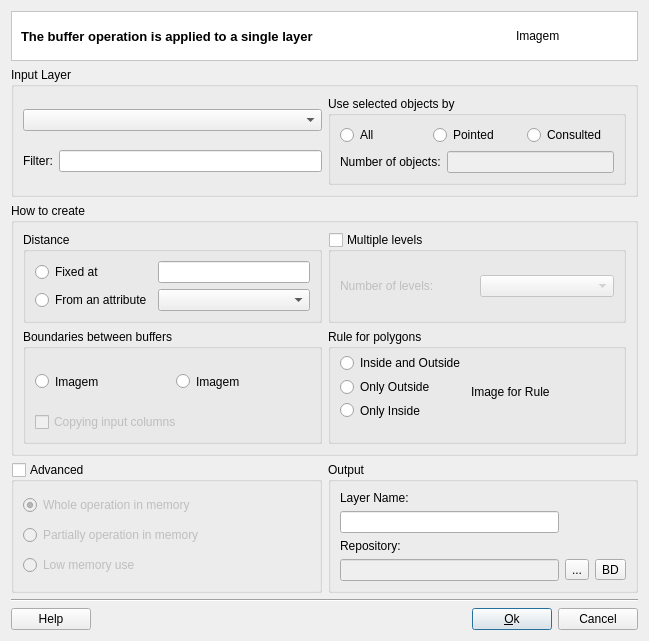
Old version of the form src/terralib/vp/qt/ui/BufferDialogForm.ui in the repository claudiobogossian/terralib5.
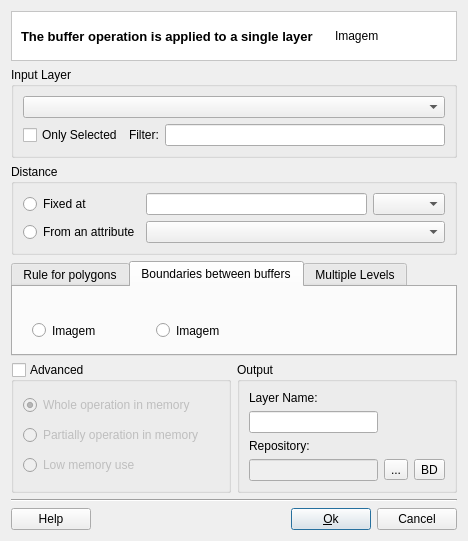
New version of the form. The open tabs and pages were chosen to show the change.

Patch:
```diff
--- a/src/terralib/vp/qt/ui/BufferDialogForm.ui
+++ b/src/terralib/vp/qt/ui/BufferDialogForm.ui
@@ -6,137 +6,175 @@
    <rect>
     <x>0</x>
     <y>0</y>
-    <width>649</width>
-    <height>583</height>
+    <width>468</width>
+    <height>541</height>
    </rect>
   </property>
   <property name="windowTitle">
    <string>Dialog</string>
   </property>
-  <layout class="QGridLayout" name="gridLayout_13">
-   <item row="5" column="0" colspan="2">
-    <layout class="QGridLayout" name="gridLayout_2">
+  <layout class="QGridLayout" name="gridLayout_15">
+   <item row="0" column="0">
+    <layout class="QGridLayout" name="gridLayout_12">
+     <item row="0" column="0" colspan="2">
+      <widget class="QFrame" name="frame_2">
+       <property name="styleSheet">
+        <string notr="true">QWidget { background: white }</string>
+       </property>
+       <property name="frameShape">
+        <enum>QFrame::StyledPanel</enum>
+       </property>
+       <property name="frameShadow">
+        <enum>QFrame::Sunken</enum>
+       </property>
+       <layout class="QGridLayout" name="gridLayout" columnstretch="1,0">
+        <property name="topMargin">
+         <number>0</number>
+        </property>
+        <property name="bottomMargin">
+         <number>0</number>
+        </property>
+        <property name="horizontalSpacing">
+         <number>9</number>
+        </property>
      <item row="0" column="1">
-      <spacer name="horizontalSpacer">
-       <property name="orientation">
-        <enum>Qt::Horizontal</enum>
-       </property>
-       <property name="sizeHint" stdset="0">
+         <widget class="QLabel" name="m_imgLabel">
+          <property name="minimumSize">
+           <size>
+            <width>112</width>
+            <height>48</height>
+           </size>
+          </property>
+          <property name="maximumSize">
         <size>
-         <width>40</width>
-         <height>20</height>
-        </size>
-       </property>
-      </spacer>
-     </item>
-     <item row="0" column="2">
-      <widget class="QPushButton" name="m_okPushButton">
+            <width>48</width>
+            <height>48</height>
+           </size>
+          </property>
        <property name="text">
-        <string>&amp;Ok</string>
+           <string>Imagem</string>
        </property>
       </widget>
      </item>
      <item row="0" column="0">
-      <widget class="QPushButton" name="m_helpPushButton">
-       <property name="text">
-        <string>Help</string>
-       </property>
-      </widget>
-     </item>
-     <item row="0" column="3">
-      <widget class="QPushButton" name="m_cancelPushButton">
+         <widget class="QLabel" name="m_datasourceTypeTitleLabel">
+          <property name="font">
+           <font>
+            <pointsize>10</pointsize>
+            <weight>75</weight>
+            <bold>true</bold>
+           </font>
+          </property>
        <property name="text">
-        <string>Cancel</string>
+           <string>The buffer operation is applied to a single layer</string>
        </property>
       </widget>
      </item>
     </layout>
-   </item>
-   <item row="4" column="0" colspan="2">
-    <widget class="Line" name="line_2">
-     <property name="orientation">
-      <enum>Qt::Horizontal</enum>
-     </property>
-    </widget>
-   </item>
-   <item row="3" column="0">
-    <widget class="QGroupBox" name="m_advancedOptionsGroupBox">
-     <property name="sizePolicy">
-      <sizepolicy hsizetype="MinimumExpanding" vsizetype="Preferred">
-       <horstretch>0</horstretch>
-       <verstretch>0</verstretch>
-      </sizepolicy>
-     </property>
+      </widget>
+     </item>
+     <item row="1" column="0" colspan="2">
+      <widget class="QGroupBox" name="m_inputGroupBox">
      <property name="title">
-      <string>Advanced</string>
-     </property>
-     <property name="flat">
-      <bool>false</bool>
-     </property>
-     <property name="checkable">
-      <bool>true</bool>
-     </property>
-     <property name="checked">
-      <bool>false</bool>
-     </property>
-     <layout class="QVBoxLayout" name="verticalLayout">
-      <item>
-       <widget class="QRadioButton" name="m_wholeMemRadioButton">
-        <property name="toolTip">
-         <string>operation with all layers in memory</string>
-        </property>
-        <property name="text">
-         <string>Whole operation in memory</string>
-        </property>
-        <property name="checked">
-         <bool>true</bool>
-        </property>
-       </widget>
-      </item>
-      <item>
-       <widget class="QRadioButton" name="m_partiallyMemRadioButton">
-        <property name="toolTip">
-         <string>operation with only one layer in memory</string>
-        </property>
+        <string>Input Layer</string>
+       </property>
+       <layout class="QGridLayout" name="gridLayout_6">
+        <item row="0" column="0">
+         <layout class="QGridLayout" name="gridLayout_5">
+          <item row="0" column="0">
+           <widget class="QComboBox" name="m_layersComboBox"/>
+          </item>
+          <item row="1" column="0">
+           <layout class="QGridLayout" name="gridLayout_4">
+            <item row="0" column="0">
+             <widget class="QCheckBox" name="m_onlySelectedCheckBox">
         <property name="text">
-         <string>Partially operation in memory</string>
+               <string>Only Selected</string>
         </property>
        </widget>
       </item>
-      <item>
-       <widget class="QRadioButton" name="m_lowMemRadioButton">
-        <property name="toolTip">
-         <string>operation without memory use</string>
-        </property>
+            <item row="0" column="1">
+             <widget class="QLabel" name="m_filterLabel">
         <property name="text">
-         <string>Low memory use</string>
-        </property>
-       </widget>
+               <string>Filter:</string>
+              </property>
+             </widget>
+            </item>
+            <item row="0" column="2">
+             <widget class="QLineEdit" name="m_filterLineEdit"/>
+            </item>
+           </layout>
+          </item>
+         </layout>
       </item>
      </layout>
     </widget>
    </item>
    <item row="2" column="0" colspan="2">
-    <widget class="QGroupBox" name="m_HowCreateGroupBox">
+      <widget class="QGroupBox" name="m_distanceGroupBox">
      <property name="title">
-      <string>How to create</string>
-     </property>
-     <layout class="QGridLayout" name="gridLayout_9">
-      <item row="1" column="1">
-       <widget class="QGroupBox" name="m_rulePolygonsGroupBox">
-        <property name="title">
+        <string>Distance</string>
+       </property>
+       <layout class="QGridLayout" name="gridLayout_18">
+        <item row="0" column="0">
+         <widget class="QRadioButton" name="m_fixedRadioButton">
+          <property name="text">
+           <string>Fixed at</string>
+          </property>
+         </widget>
+        </item>
+        <item row="0" column="1" rowspan="2">
+         <layout class="QGridLayout" name="gridLayout_17">
+          <item row="0" column="0">
+           <layout class="QGridLayout" name="gridLayout_8">
+            <item row="0" column="0">
+             <widget class="QLineEdit" name="m_fixedDistanceLineEdit"/>
+            </item>
+            <item row="0" column="1">
+             <widget class="QComboBox" name="m_fromAttDistanceComboBox_2"/>
+            </item>
+           </layout>
+          </item>
+          <item row="1" column="0">
+           <widget class="QComboBox" name="m_fromAttDistanceComboBox"/>
+          </item>
+         </layout>
+        </item>
+        <item row="1" column="0">
+         <widget class="QRadioButton" name="m_fromAttRadioButton">
+          <property name="text">
+           <string>From an attribute</string>
+          </property>
+         </widget>
+        </item>
+       </layout>
+      </widget>
+     </item>
+     <item row="3" column="0" colspan="2">
+      <widget class="QTabWidget" name="tabWidget">
+       <property name="currentIndex">
+        <number>2</number>
+       </property>
+       <widget class="QWidget" name="m_rulePolTab">
+        <attribute name="title">
          <string>Rule for polygons</string>
-        </property>
+        </attribute>
         <widget class="QWidget" name="">
          <property name="geometry">
           <rect>
-           <x>12</x>
-           <y>25</y>
-           <width>271</width>
-           <height>65</height>
+           <x>9</x>
+           <y>9</y>
+           <width>280</width>
+           <height>74</height>
           </rect>
          </property>
-         <layout class="QGridLayout" name="gridLayout_12">
+         <layout class="QGridLayout" name="gridLayout_7">
+          <property name="leftMargin">
+           <number>10</number>
+          </property>
+          <property name="topMargin">
+           <number>10</number>
+          </property>
           <item row="0" column="0">
            <widget class="QRadioButton" name="m_ruleInOutRadioButton">
             <property name="text">
@@ -180,77 +218,27 @@
          </layout>
         </widget>
        </widget>
-      </item>
-      <item row="0" column="0">
-       <widget class="QGroupBox" name="m_distanceGroupBox">
-        <property name="title">
-         <string>Distance</string>
-        </property>
-        <layout class="QGridLayout" name="gridLayout_8">
-         <item row="0" column="0">
-          <widget class="QRadioButton" name="m_fixedRadioButton">
-           <property name="text">
-            <string>Fixed at</string>
-           </property>
-          </widget>
-         </item>
-         <item row="0" column="1">
-          <widget class="QLineEdit" name="m_fixedDistanceLineEdit"/>
-         </item>
-         <item row="1" column="0">
-          <widget class="QRadioButton" name="m_fromAttRadioButton">
-           <property name="text">
-            <string>From an attribute</string>
-           </property>
-          </widget>
-         </item>
-         <item row="1" column="1">
-          <widget class="QComboBox" name="m_fromAttDistanceComboBox"/>
-         </item>
-        </layout>
-       </widget>
-      </item>
-      <item row="0" column="1">
-       <widget class="QGroupBox" name="m_multipleLevelsOptionsGroupBox">
-        <property name="sizePolicy">
-         <sizepolicy hsizetype="MinimumExpanding" vsizetype="Preferred">
-          <horstretch>0</horstretch>
-          <verstretch>0</verstretch>
-         </sizepolicy>
-        </property>
-        <property name="title">
-         <string>Multiple levels</string>
-        </property>
-        <property name="flat">
-         <bool>false</bool>
-        </property>
-        <property name="checkable">
-         <bool>true</bool>
-        </property>
-        <property name="checked">
-         <bool>false</bool>
-        </property>
-        <layout class="QGridLayout" name="gridLayout_7">
-         <item row="0" column="0">
-          <widget class="QLabel" name="m_numberLevelsLabel">
-           <property name="text">
-            <string>Number of levels:</string>
-           </property>
-          </widget>
-         </item>
-         <item row="0" column="1">
-          <widget class="QComboBox" name="m_levelsNumComboBox"/>
-         </item>
-        </layout>
-       </widget>
-      </item>
-      <item row="1" column="0">
-       <widget class="QGroupBox" name="m_boundariesBuffersGroupBox">
-        <property name="title">
+       <widget class="QWidget" name="m_boundBufferTab">
+        <attribute name="title">
          <string>Boundaries between buffers</string>
+        </attribute>
+        <widget class="QWidget" name="">
+         <property name="geometry">
+          <rect>
+           <x>9</x>
+           <y>9</y>
+           <width>251</width>
+           <height>88</height>
+          </rect>
         </property>
         <layout class="QGridLayout" name="gridLayout_11">
-         <item row="0" column="0">
+          <property name="leftMargin">
+           <number>10</number>
+          </property>
+          <property name="topMargin">
+           <number>10</number>
+          </property>
+          <item row="0" column="0" colspan="2">
           <layout class="QGridLayout" name="gridLayout_10">
            <item row="0" column="0">
             <widget class="QRadioButton" name="m_withoutBoundRadioButton">
@@ -333,79 +321,116 @@
           </layout>
          </item>
          <item row="1" column="0">
+           <spacer name="horizontalSpacer_5">
+            <property name="orientation">
+             <enum>Qt::Horizontal</enum>
+            </property>
+            <property name="sizeHint" stdset="0">
+             <size>
+              <width>40</width>
+              <height>20</height>
+             </size>
+            </property>
+           </spacer>
+          </item>
+          <item row="1" column="1">
           <widget class="QCheckBox" name="m_copyColumnsCheckBox">
            <property name="enabled">
             <bool>false</bool>
            </property>
            <property name="text">
-            <string>Copying input columns</string>
+             <string>Copy input columns</string>
            </property>
           </widget>
          </item>
         </layout>
        </widget>
-      </item>
-     </layout>
-    </widget>
-   </item>
-   <item row="0" column="0" colspan="2">
-    <widget class="QFrame" name="frame_2">
-     <property name="styleSheet">
-      <string notr="true">QWidget { background: white }</string>
-     </property>
-     <property name="frameShape">
-      <enum>QFrame::StyledPanel</enum>
-     </property>
-     <property name="frameShadow">
-      <enum>QFrame::Sunken</enum>
-     </property>
-     <layout class="QGridLayout" name="gridLayout" columnstretch="1,0">
+       </widget>
+       <widget class="QWidget" name="m_multLevelTab">
+        <attribute name="title">
+         <string>Multiple Levels</string>
+        </attribute>
+        <widget class="QWidget" name="">
+         <layout class="QGridLayout" name="gridLayout_9">
+          <property name="leftMargin">
+           <number>10</number>
+          </property>
       <property name="topMargin">
-       <number>0</number>
-      </property>
-      <property name="bottomMargin">
-       <number>0</number>
-      </property>
-      <property name="horizontalSpacing">
-       <number>9</number>
-      </property>
+           <number>10</number>
+          </property>
+          <item row="0" column="0">
+           <widget class="QLabel" name="m_numberLevelsLabel_2">
+            <property name="text">
+             <string>Number of levels:</string>
+            </property>
+           </widget>
+          </item>
       <item row="0" column="1">
-       <widget class="QLabel" name="m_imgLabel">
-        <property name="minimumSize">
-         <size>
-          <width>112</width>
-          <height>48</height>
-         </size>
-        </property>
-        <property name="maximumSize">
-         <size>
-          <width>48</width>
-          <height>48</height>
-         </size>
+           <widget class="QComboBox" name="m_levelsNumComboBox_2"/>
+          </item>
+         </layout>
+        </widget>
+       </widget>
+      </widget>
+     </item>
+     <item row="4" column="0">
+      <widget class="QGroupBox" name="m_advancedOptionsGroupBox">
+       <property name="sizePolicy">
+        <sizepolicy hsizetype="MinimumExpanding" vsizetype="Preferred">
+         <horstretch>0</horstretch>
+         <verstretch>0</verstretch>
+        </sizepolicy>
+       </property>
+       <property name="title">
+        <string>Advanced</string>
+       </property>
+       <property name="flat">
+        <bool>false</bool>
+       </property>
+       <property name="checkable">
+        <bool>true</bool>
+       </property>
+       <property name="checked">
+        <bool>false</bool>
+       </property>
+       <layout class="QGridLayout" name="gridLayout_13">
+        <item row="1" column="0">
+         <widget class="QRadioButton" name="m_partiallyMemRadioButton">
+          <property name="toolTip">
+           <string>operation with only one layer in memory</string>
         </property>
         <property name="text">
-         <string>Imagem</string>
+           <string>Partially operation in memory</string>
         </property>
        </widget>
       </item>
       <item row="0" column="0">
-       <widget class="QLabel" name="m_datasourceTypeTitleLabel">
-        <property name="font">
-         <font>
-          <pointsize>10</pointsize>
-          <weight>75</weight>
-          <bold>true</bold>
-         </font>
+         <widget class="QRadioButton" name="m_wholeMemRadioButton">
+          <property name="toolTip">
+           <string>operation with all layers in memory</string>
         </property>
         <property name="text">
-         <string>The buffer operation is applied to a single layer</string>
+           <string>Whole operation in memory</string>
+          </property>
+          <property name="checked">
+           <bool>true</bool>
+          </property>
+         </widget>
+        </item>
+        <item row="2" column="0">
+         <widget class="QRadioButton" name="m_lowMemRadioButton">
+          <property name="toolTip">
+           <string>operation without memory use</string>
+          </property>
+          <property name="text">
+           <string>Low memory use</string>
         </property>
        </widget>
       </item>
      </layout>
     </widget>
    </item>
-   <item row="3" column="1">
+     <item row="4" column="1">
     <widget class="QGroupBox" name="m_outputGroupBox">
      <property name="sizePolicy">
       <sizepolicy hsizetype="Preferred" vsizetype="Preferred">
@@ -470,79 +495,56 @@
      </layout>
     </widget>
    </item>
-   <item row="1" column="0" colspan="2">
-    <widget class="QGroupBox" name="m_inputGroupBox">
-     <property name="title">
-      <string>Input Layer</string>
-     </property>
+     <item row="5" column="0" colspan="2">
      <layout class="QGridLayout" name="gridLayout_14">
       <item row="0" column="0">
-       <layout class="QGridLayout" name="gridLayout_6">
-        <item row="0" column="0" colspan="2">
-         <widget class="QComboBox" name="m_layersComboBox"/>
+        <widget class="Line" name="line_2">
+         <property name="orientation">
+          <enum>Qt::Horizontal</enum>
+         </property>
+        </widget>
         </item>
         <item row="1" column="0">
-         <widget class="QLabel" name="m_filterLabel">
-          <property name="text">
-           <string>Filter:</string>
-          </property>
-         </widget>
-        </item>
-        <item row="1" column="1">
-         <widget class="QLineEdit" name="m_filterLineEdit"/>
-        </item>
-       </layout>
-      </item>
+        <layout class="QGridLayout" name="gridLayout_2">
       <item row="0" column="1">
-       <widget class="QGroupBox" name="m_selectedObjGroupBox">
-        <property name="title">
-         <string>Use selected objects by</string>
-        </property>
-        <layout class="QGridLayout" name="gridLayout_5">
-         <item row="0" column="0" colspan="2">
-          <layout class="QGridLayout" name="gridLayout_4">
-           <item row="0" column="0">
-            <widget class="QRadioButton" name="m_allRadioButton">
-             <property name="text">
-              <string>All</string>
-             </property>
-            </widget>
-           </item>
-           <item row="0" column="1">
-            <widget class="QRadioButton" name="m_pointedRadioButton">
-             <property name="text">
-              <string>Pointed</string>
-             </property>
-            </widget>
+          <spacer name="horizontalSpacer">
+           <property name="orientation">
+            <enum>Qt::Horizontal</enum>
+           </property>
+           <property name="sizeHint" stdset="0">
+            <size>
+             <width>40</width>
+             <height>20</height>
+            </size>
+           </property>
+          </spacer>
            </item>
            <item row="0" column="2">
-            <widget class="QRadioButton" name="m_consultedRadioButton">
+          <widget class="QPushButton" name="m_okPushButton">
              <property name="text">
-              <string>Consulted</string>
+            <string>&amp;Ok</string>
              </property>
             </widget>
            </item>
-          </layout>
-         </item>
-         <item row="1" column="0">
-          <widget class="QLabel" name="m_objectNumLabel">
+         <item row="0" column="0">
+          <widget class="QPushButton" name="m_helpPushButton">
            <property name="text">
-            <string>Number of objects:</string>
+            <string>Help</string>
            </property>
           </widget>
          </item>
-         <item row="1" column="1">
-          <widget class="QLineEdit" name="m_newLayerNameLineEdit_2">
-           <property name="enabled">
-            <bool>false</bool>
+         <item row="0" column="3">
+          <widget class="QPushButton" name="m_cancelPushButton">
+           <property name="text">
+            <string>Cancel</string>
            </property>
           </widget>
          </item>
         </layout>
-       </widget>
-      </item>
-     </layout>
-    </widget>
+       </item>
+      </layout>
+     </item>
+    </layout>
    </item>
   </layout>
  </widget>
```
Lines whose indentation alone changed are shown as unchanged.
